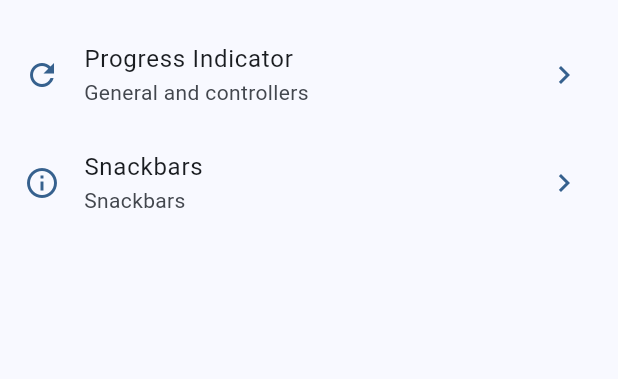
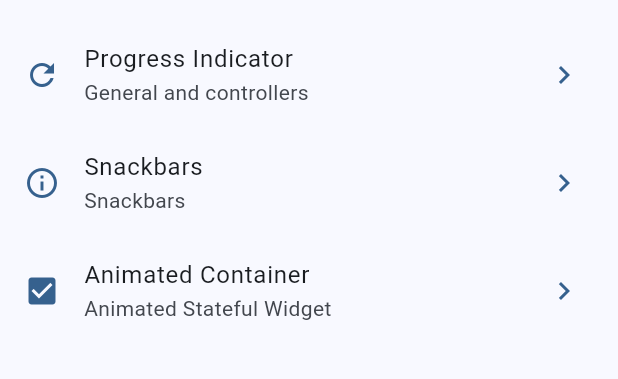
Before and after one commit to WWZ90/widgets_app, a Flutter app: the screen it shows after launch, on a phone screen of 412 x 824 dp, the part 495-874 px from its top. Run offline on Flutter 3.47's test engine with Material 3 defaults, Android fonts, the phone set to English and light mode, and no system bars; our stand-ins replace go_router.

Commit message:
Adding Animated Container

```diff
--- a/lib/config/menu/menu_items.dart
+++ b/lib/config/menu/menu_items.dart
@@ -51,4 +51,10 @@ const appMenuItems = <MenuItem>[
     link: '/snackbars',
     icon: Icons.info_outline,
   ),
+  MenuItem(
+    title: 'Animated Container',
+    subTitle: 'Animated Stateful Widget',
+    link: '/animated',
+    icon: Icons.check_box,
+  ),
 ];
--- a/lib/config/router/app_router.dart
+++ b/lib/config/router/app_router.dart
@@ -11,5 +11,6 @@ final appRouter = GoRouter(
     GoRoute(path: '/dialogs', name: DialogsScreen.name, builder: (context, state) => DialogsScreen()),
     GoRoute(path: '/progress', name: ProgressScreen.name, builder: (context, state) => ProgressScreen()),
     GoRoute(path: '/snackbars', name: SnackbarScreen.name, builder: (context, state) => SnackbarScreen()),
+    GoRoute(path: '/animated', name: AnimatedScreen.name, builder: (context, state) => AnimatedScreen()),
   ],
 );
```
Also changed, not shown: lib/presentation/screens/animated/animated_screen.dart (+47 -2 lines).
